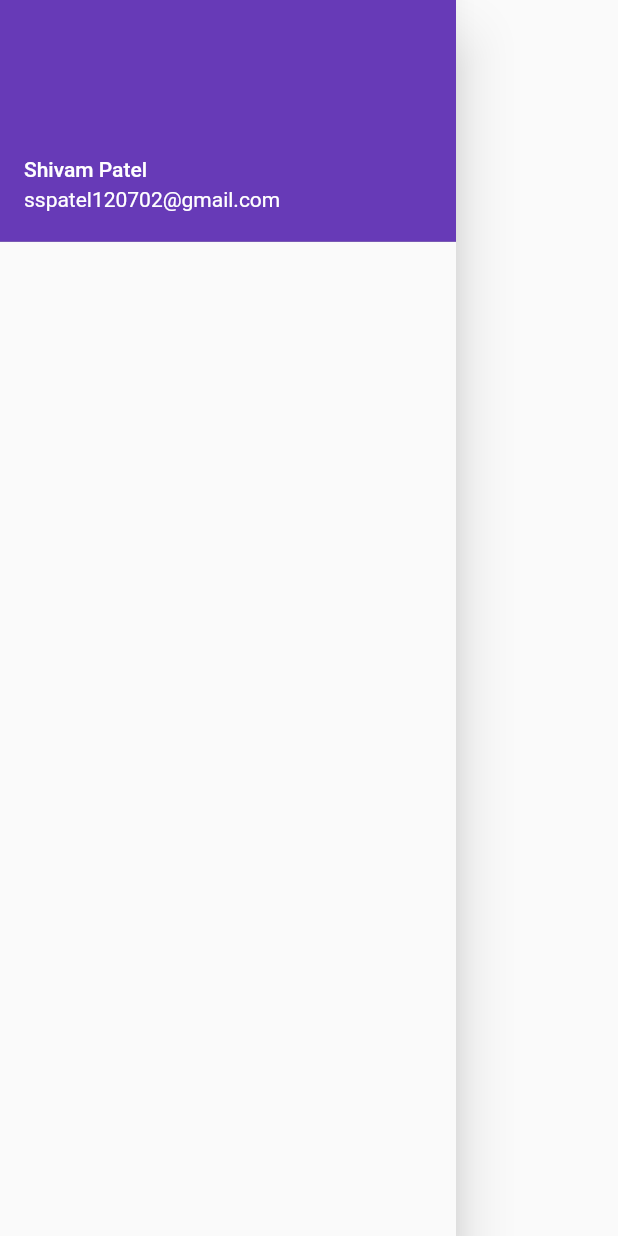
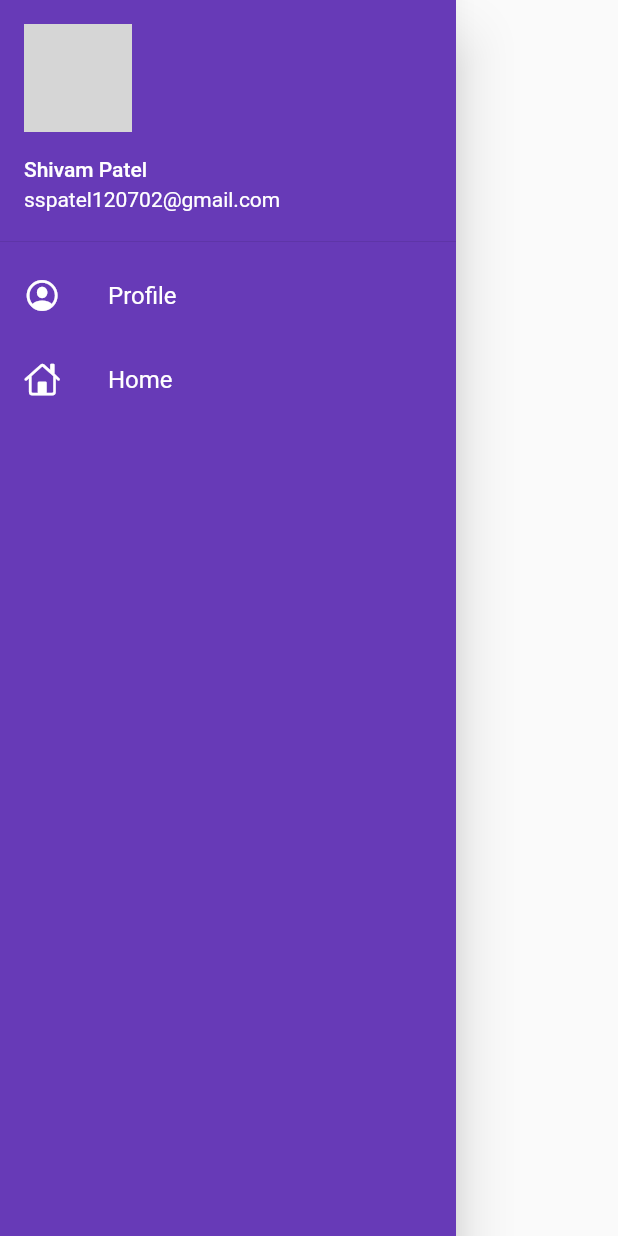
Before and after one commit to Shivam1272/First_App, a Flutter app: the MyDrawer widget shown alone on an empty page, opened directly, on a phone screen of 412 x 824 dp. Run offline on Flutter 3.47's test engine with Material 2 defaults, Android fonts, the phone set to English and light mode, and no system bars; network calls fail; grey boxes are pictures that could not be loaded.

```diff
--- a/lib/bloc/counter_event.dart
+++ /dev/null
@@ -1,4 +0,0 @@
-part of 'counter_bloc.dart';
-
-@immutable
-abstract class CounterEvent {}
--- a/lib/bloc/counter_state.dart
+++ /dev/null
@@ -1,6 +0,0 @@
-part of 'counter_bloc.dart';
-
-@immutable
-abstract class CounterState {}
-
-class CounterInitial extends CounterState {}
--- a/lib/widget/drawer.dart
+++ /dev/null
@@ -1,27 +0,0 @@
-// ignore_for_file: prefer_const_constructors
-
-import 'package:flutter/material.dart';
-
-// ignore: use_key_in_widget_constructors
-class MyDrawer extends StatelessWidget {
-  @override
-  Widget build(BuildContext context) {
-    return Drawer(
-      child: ListView(
-        padding: EdgeInsets.zero,
-        // ignore: prefer_const_literals_to_create_immutables
-        children: [
-          DrawerHeader(
-            decoration: BoxDecoration(color: Colors.deepPurple),
-            padding: EdgeInsets.zero,
-            child: UserAccountsDrawerHeader(
-              margin: EdgeInsets.zero,
-              accountName: Text("Shivam Patel"),
-              accountEmail: Text("sspatel120702@gmail.com"),
-            ),
-          )
-        ],
-      ),
-    );
-  }
-}
--- /dev/null
+++ b/lib/widgets/drawer.dart
@@ -0,0 +1,51 @@
+// ignore_for_file: prefer_const_constructors
+
+import 'package:flutter/cupertino.dart';
+import 'package:flutter/material.dart';
+
+class MyDrawer extends StatelessWidget {
+  const MyDrawer({Key? key}) : super(key: key);
+
+  @override
+  Widget build(BuildContext context) {
+    const url =
+        " https://www.k2e.com/wp-content/uploads/2018/09/person-icon.png";
+    return Drawer(
+      child: Container(
+        color: Colors.deepPurple,
+        child: ListView(
+          padding: EdgeInsets.zero,
+          // ignore: prefer_const_literals_to_create_immutables
+          children: [
+            DrawerHeader(
+              decoration: BoxDecoration(color: Colors.deepPurple),
+              padding: EdgeInsets.zero,
+              child: UserAccountsDrawerHeader(
+                margin: EdgeInsets.zero,
+                accountName: Text("Shivam Patel"),
+                accountEmail: Text("sspatel120702@gmail.com"),
+                currentAccountPicture:
+                    CircleAvatar(backgroundImage: NetworkImage(url)),
+              ),
+            ),
+            ListTile(
+              leading:
+                  Icon(CupertinoIcons.profile_circled, color: Colors.white),
+              title: Text(
+                "Profile",
+                style: TextStyle(color: Colors.white),
+              ),
+            ),
+            ListTile(
+              leading: Icon(CupertinoIcons.home, color: Colors.white),
+              title: Text(
+                "Home",
+                style: TextStyle(color: Colors.white),
+              ),
+            )
+          ],
+        ),
+      ),
+    );
+  }
+}
```
Also changed, not shown: lib/Pages/homepage.dart (+10 -6 lines), lib/bloc/counter_bloc.dart (deleted, +0 -13 lines), lib/main.dart (renamed from lib/widget/main.dart, +3 -5 lines), lib/modles/catalog.dart (added, +29 -0 lines), lib/widgets/itemwidget.dart (added, +33 -0 lines), assets/images/iphone.png (added), 1 other file.
